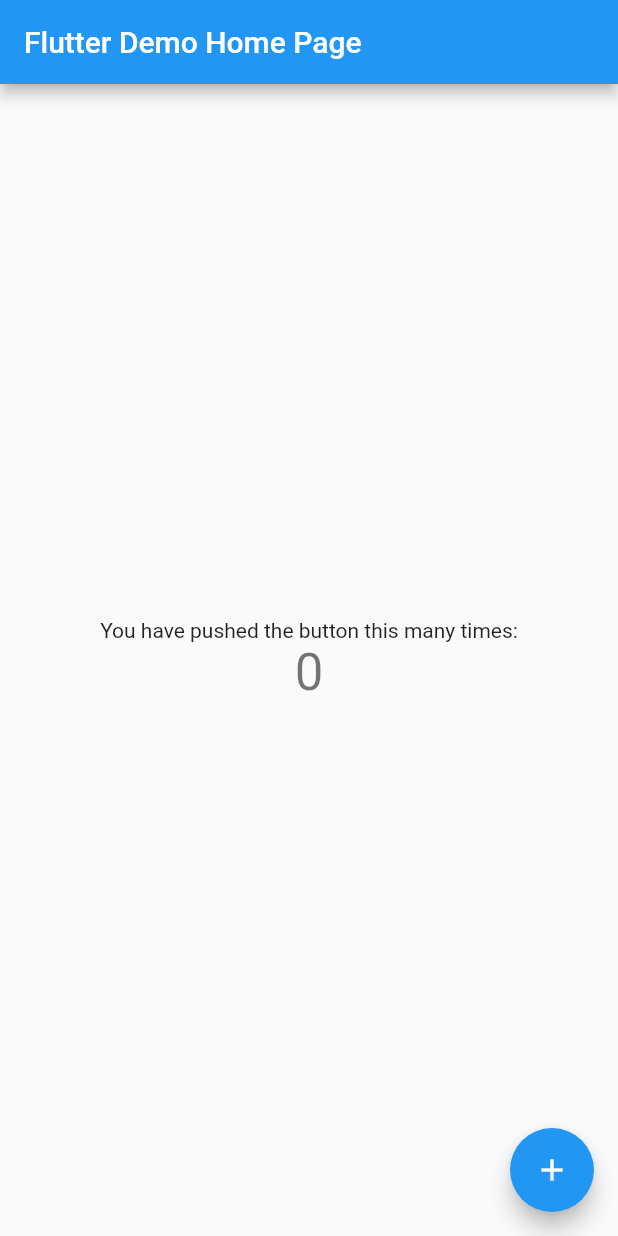
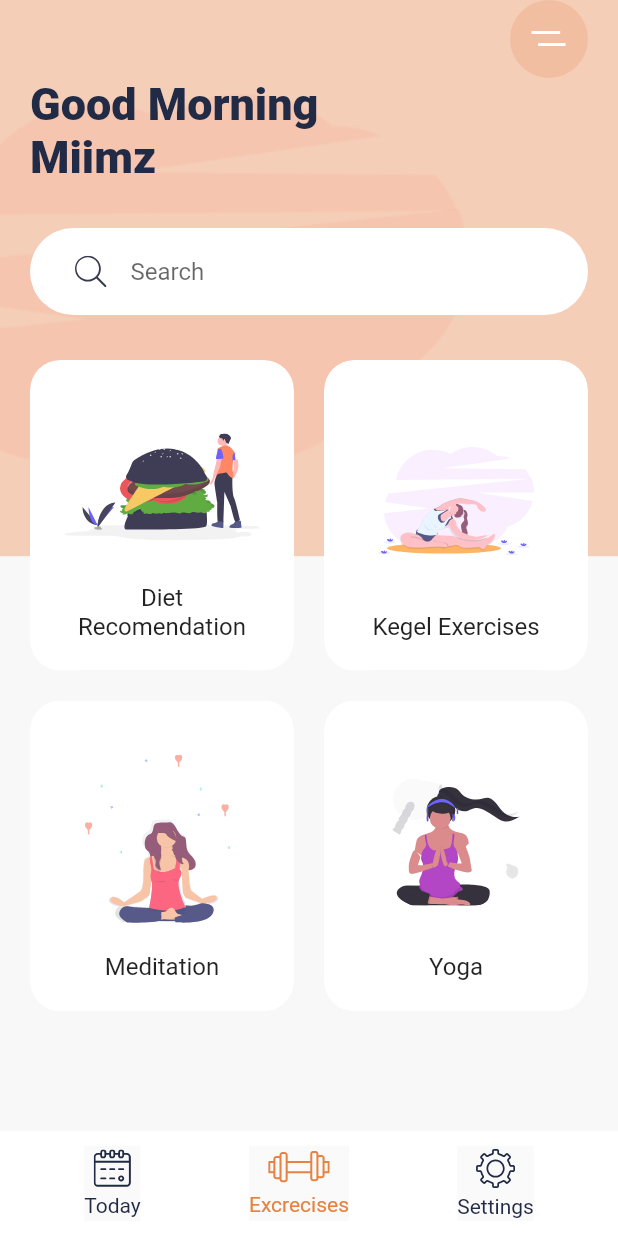
Before and after one commit to AmmarHussien/daily_exercises, a Flutter app: the screen it shows after launch, on a phone screen of 412 x 824 dp. Run offline on Flutter 3.47's test engine with Material 2 defaults, Android fonts, the phone set to English and light mode, and no system bars; our stand-ins replace flutter_svg.

Commit message:
home page

```diff
--- /dev/null
+++ b/lib/Home/components/category_card.dart
@@ -0,0 +1,66 @@
+import 'package:flutter/material.dart';
+import 'package:flutter_svg/svg.dart';
+
+import '../../constans.dart';
+
+class CategogryCard extends StatelessWidget {
+  const CategogryCard({
+    super.key,
+    required this.title,
+    required this.image,
+    required this.press,
+  });
+
+  final String title, image;
+  final Function press;
+
+  @override
+  Widget build(BuildContext context) {
+    return ClipRRect(
+      borderRadius: BorderRadius.circular(
+        20,
+      ),
+      child: Container(
+        decoration: BoxDecoration(
+            color: Colors.white,
+            borderRadius: BorderRadius.circular(
+              20,
+            ),
+            boxShadow: const [
+              BoxShadow(
+                offset: Offset(
+                  0,
+                  17,
+                ),
+                blurRadius: 17,
+                spreadRadius: -23,
+                color: kShadowColor,
+              ),
+            ]),
+        child: Material(
+          color: Colors.transparent,
+          child: InkWell(
+            onTap: () {
+              press();
+            },
+            child: Padding(
+              padding: const EdgeInsets.all(20),
+              child: Column(
+                children: [
+                  const Spacer(),
+                  SvgPicture.asset(image),
+                  const Spacer(),
+                  Text(
+                    title,
+                    textAlign: TextAlign.center,
+                    style: Theme.of(context).textTheme.titleMedium,
+                  )
+                ],
+              ),
+            ),
+          ),
+        ),
+      ),
+    );
+  }
+}
--- /dev/null
+++ b/lib/Home/components/search_container.dart
@@ -0,0 +1,34 @@
+import 'package:flutter/material.dart';
+import 'package:flutter_svg/svg.dart';
+
+class SearchContainer extends StatelessWidget {
+  const SearchContainer({
+    super.key,
+  });
+
+  @override
+  Widget build(BuildContext context) {
+    return Container(
+      margin: const EdgeInsets.symmetric(
+        vertical: 30,
+      ),
+      padding: const EdgeInsets.symmetric(
+        horizontal: 30,
+        vertical: 5,
+      ),
+      decoration: BoxDecoration(
+        color: Colors.white,
+        borderRadius: BorderRadius.circular(
+          30,
+        ),
+      ),
+      child: TextFormField(
+        decoration: InputDecoration(
+          hintText: 'Search',
+          icon: SvgPicture.asset('assets/icons/search.svg'),
+          border: InputBorder.none,
+        ),
+      ),
+    );
+  }
+}
--- /dev/null
+++ b/lib/Home/home_screen.dart
@@ -0,0 +1,99 @@
+import 'package:flutter/material.dart';
+import 'package:flutter_svg/svg.dart';
+
+import '../components/custom_nav_bar.dart';
+import 'components/category_card.dart';
+import 'components/search_container.dart';
+
+class HomeScreen extends StatelessWidget {
+  const HomeScreen({super.key});
+
+  @override
+  Widget build(BuildContext context) {
+    Size size = MediaQuery.of(context).size;
+    return Scaffold(
+      bottomNavigationBar: const CustomNavBar(),
+      body: Stack(
+        children: [
+          Container(
+            height: size.height * 0.45,
+            decoration: const BoxDecoration(
+              color: Color(0xFFF5cEB8),
+              image: DecorationImage(
+                alignment: Alignment.centerLeft,
+                image: AssetImage(
+                  'assets/images/undraw_pilates_gpdb.png',
+                ),
+              ),
+            ),
+          ),
+          SafeArea(
+            child: Padding(
+              padding: const EdgeInsets.symmetric(
+                horizontal: 20,
+              ),
+              child: Column(
+                crossAxisAlignment: CrossAxisAlignment.start,
+                children: [
+                  Align(
+                    alignment: Alignment.topRight,
+                    child: Container(
+                      alignment: Alignment.center,
+                      height: 52,
+                      width: 52,
+                      decoration: const BoxDecoration(
+                        color: Color(0xFFF2BEA1),
+                        shape: BoxShape.circle,
+                      ),
+                      child: SvgPicture.asset(
+                        'assets/icons/menu.svg',
+                      ),
+                    ),
+                  ),
+                  Text(
+                    'Good Morning \nMiimz',
+                    style: Theme.of(context).textTheme.displaySmall!.copyWith(
+                          fontWeight: FontWeight.w900,
+                          fontSize: 30,
+                        ),
+                  ),
+                  const SearchContainer(),
+                  Expanded(
+                    child: GridView.count(
+                      crossAxisCount: 2,
+                      childAspectRatio: 0.85,
+                      crossAxisSpacing: 20,
+                      mainAxisSpacing: 20,
+                      children: [
+                        CategogryCard(
+                          image: 'assets/icons/Hamburger.svg',
+                          title: 'Diet Recomendation',
+                          press: () {},
+                        ),
+                        CategogryCard(
+                          image: 'assets/icons/Excrecises.svg',
+                          title: 'Kegel Exercises',
+                          press: () {},
+                        ),
+                        CategogryCard(
+                          image: 'assets/icons/Meditation.svg',
+                          title: 'Meditation',
+                          press: () {},
+                        ),
+                        CategogryCard(
+                          image: 'assets/icons/yoga.svg',
+                          title: 'Yoga',
+                          press: () {},
+                        ),
+                      ],
+                    ),
+                  ),
+                ],
+              ),
+            ),
+          ),
+        ],
+      ),
+    );
+  }
+}
--- /dev/null
+++ b/lib/components/custom_nav_bar.dart
@@ -0,0 +1,84 @@
+
+import 'package:flutter/material.dart';
+import 'package:flutter_svg/svg.dart';
+
+import '../constans.dart';
+
+class CustomNavBar extends StatelessWidget {
+  const CustomNavBar({
+    super.key,
+  });
+
+  @override
+  Widget build(BuildContext context) {
+    return Container(
+      padding: const EdgeInsets.symmetric(
+        horizontal: 20,
+        vertical: 10,
+      ),
+      height: 70,
+      color: Colors.white,
+      child: Row(
+        mainAxisAlignment: MainAxisAlignment.spaceAround,
+        children: [
+          BuildItem(
+            img: 'assets/icons/calendar.svg',
+            text: 'Today',
+            press: () {},
+          ),
+          BuildItem(
+            img: 'assets/icons/gym.svg',
+            text: 'Excrecises',
+            press: () {},
+            isActive: true,
+          ),
+          BuildItem(
+            img: 'assets/icons/Settings.svg',
+            text: 'Settings',
+            press: () {},
+          ),
+        ],
+      ),
+    );
+  }
+}
+
+class BuildItem extends StatelessWidget {
+  const BuildItem({
+    super.key,
+    required this.img,
+    required this.text,
+    required this.press,
+    this.isActive = false,
+  });
+
+  final String img, text;
+  final Function press;
+  final bool isActive;
+  @override
+  Widget build(BuildContext context) {
+    return Material(
+      child: GestureDetector(
+        onTap: () {
+          press();
+        },
+        child: Column(
+          mainAxisAlignment: MainAxisAlignment.spaceAround,
+          children: [
+            SvgPicture.asset(
+              img,
+              // ignore: deprecated_member_use
+              color: isActive ? kActiveIconColor : kTextColor,
+            ),
+            Text(
+              text,
+              style: TextStyle(
+                color: isActive ? kActiveIconColor : kTextColor,
+              ),
+            ),
+          ],
+        ),
+      ),
+    );
+  }
+}
--- /dev/null
+++ b/lib/constans.dart
@@ -0,0 +1,8 @@
+import 'package:flutter/material.dart';
+
+const kBackgroundColor = Color(0xFFF8F8F8);
+const kActiveIconColor = Color(0xFFE68342);
+const kTextColor = Color(0xFF222B45);
+const kBlueLightColor = Color(0xFFC7B8F5);
+const kBlueColor = Color(0xFF817DC0);
+const kShadowColor = Color(0xFFE6E6E6);
--- a/lib/main.dart
+++ b/lib/main.dart
@@ -1,4 +1,7 @@
+import 'package:daily_exercises/constans.dart';
 import 'package:flutter/material.dart';
+
+import 'Home/home_screen.dart';
 
 void main() {
   runApp(const MyApp());
@@ -7,109 +10,19 @@ void main() {
 class MyApp extends StatelessWidget {
   const MyApp({super.key});
 
-  // This widget is the root of your application.
   @override
   Widget build(BuildContext context) {
     return MaterialApp(
-      title: 'Flutter Demo',
+      title: 'Daily Exercises',
       theme: ThemeData(
-        // This is the theme of your application.
-        //
-        // Try running your application with "flutter run". You'll see the
-        // application has a blue toolbar. Then, without quitting the app, try
-        // changing the primarySwatch below to Colors.green and then invoke
-        // "hot reload" (press "r" in the console where you ran "flutter run",
-        // or simply save your changes to "hot reload" in a Flutter IDE).
-        // Notice that the counter didn't reset back to zero; the application
-        // is not restarted.
-        primarySwatch: Colors.blue,
+        fontFamily: 'Cairo',
+        scaffoldBackgroundColor: kBackgroundColor,
+        textTheme: Theme.of(context).textTheme.apply(
+              displayColor: kTextColor,
+            ),
       ),
-      home: const MyHomePage(title: 'Flutter Demo Home Page'),
+      debugShowCheckedModeBanner: false,
+      home: const HomeScreen(),
     );
   }
 }
-
-class MyHomePage extends StatefulWidget {
-  const MyHomePage({super.key, required this.title});
-
-  // This widget is the home page of your application. It is stateful, meaning
-  // that it has a State object (defined below) that contains fields that affect
-  // how it looks.
-
-  // This class is the configuration for the state. It holds the values (in this
-  // case the title) provided by the parent (in this case the App widget) and
-  // used by the build method of the State. Fields in a Widget subclass are
-  // always marked "final".
-
-  final String title;
-
-  @override
-  State<MyHomePage> createState() => _MyHomePageState();
-}
-
-class _MyHomePageState extends State<MyHomePage> {
-  int _counter = 0;
-
-  void _incrementCounter() {
-    setState(() {
-      // This call to setState tells the Flutter framework that something has
-      // changed in this State, which causes it to rerun the build method below
-      // so that the display can reflect the updated values. If we changed
-      // _counter without calling setState(), then the build method would not be
-      // called again, and so nothing would appear to happen.
-      _counter++;
-    });
-  }
-
-  @override
-  Widget build(BuildContext context) {
-    // This method is rerun every time setState is called, for instance as done
-    // by the _incrementCounter method above.
-    //
-    // The Flutter framework has been optimized to make rerunning build methods
-    // fast, so that you can just rebuild anything that needs updating rather
-    // than having to individually change instances of widgets.
-    return Scaffold(
-      appBar: AppBar(
-        // Here we take the value from the MyHomePage object that was created by
-        // the App.build method, and use it to set our appbar title.
-        title: Text(widget.title),
-      ),
-      body: Center(
-        // Center is a layout widget. It takes a single child and positions it
-        // in the middle of the parent.
-        child: Column(
-          // Column is also a layout widget. It takes a list of children and
-          // arranges them vertically. By default, it sizes itself to fit its
-          // children horizontally, and tries to be as tall as its parent.
-          //
-          // Invoke "debug painting" (press "p" in the console, choose the
-          // "Toggle Debug Paint" action from the Flutter Inspector in Android
-          // Studio, or the "Toggle Debug Paint" command in Visual Studio Code)
-          // to see the wireframe for each widget.
-          //
-          // Column has various properties to control how it sizes itself and
-          // how it positions its children. Here we use mainAxisAlignment to
-          // center the children vertically; the main axis here is the vertical
-          // axis because Columns are vertical (the cross axis would be
-          // horizontal).
-          mainAxisAlignment: MainAxisAlignment.center,
-          children: <Widget>[
-            const Text(
-              'You have pushed the button this many times:',
-            ),
-            Text(
-              '$_counter',
-              style: Theme.of(context).textTheme.headlineMedium,
-            ),
-          ],
-        ),
-      ),
-      floatingActionButton: FloatingActionButton(
-        onPressed: _incrementCounter,
-        tooltip: 'Increment',
-        child: const Icon(Icons.add),
-      ), // This trailing comma makes auto-formatting nicer for build methods.
-    );
-  }
-}
```
Also changed, not shown: pubspec.yaml (+14 -9 lines), pubspec.lock.
